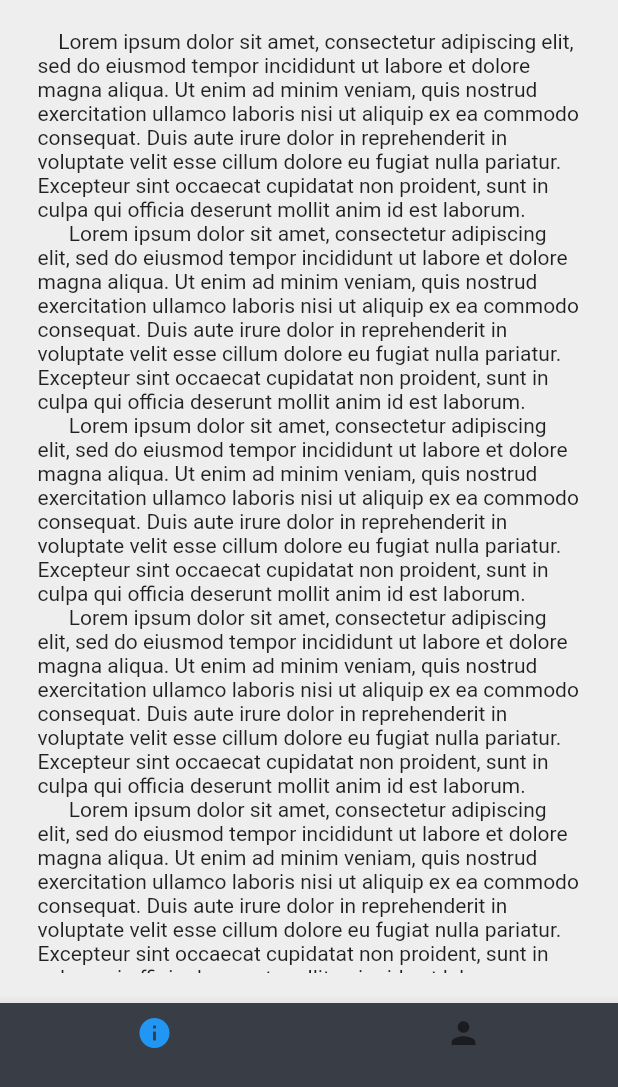
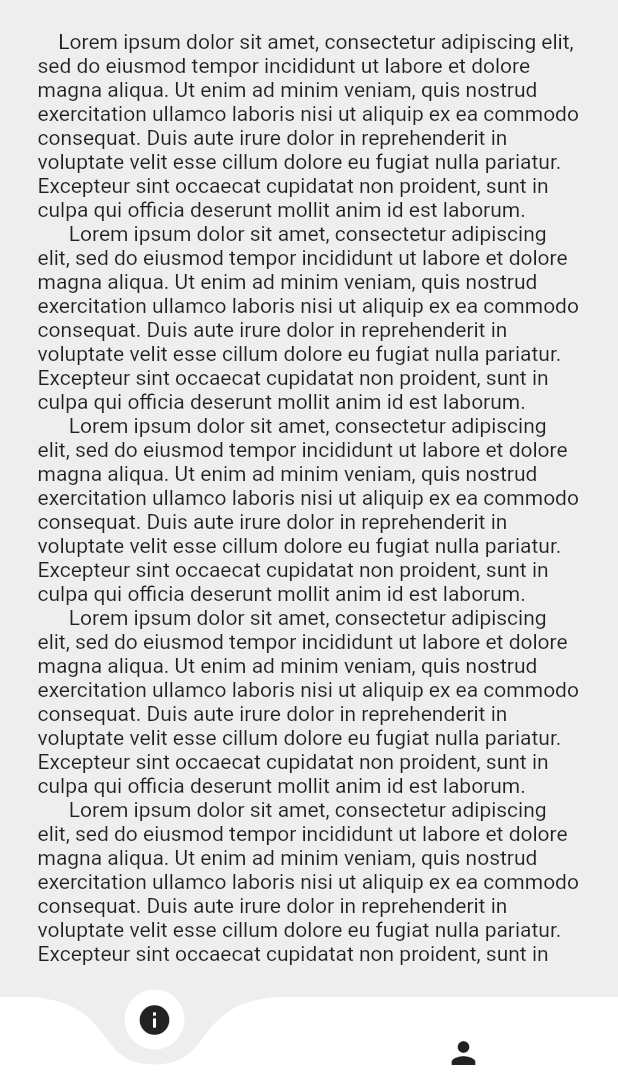
Before and after one commit to cynergy-ruas/aadhya_app, a Flutter app: the screen it shows after launch, on a phone screen of 412 x 824 dp, the part 149-1236 px from its top. Run offline on Flutter 3.47's test engine with Material 2 defaults, Android fonts, the phone set to English and light mode, and no system bars; drawn by our look-alikes of curved_navigation_bar; missing offline and left inert: dwimay_backend.

Commit message:
changed nav bar, added documentation

```diff
--- a/lib/pages/about_page.dart
+++ b/lib/pages/about_page.dart
@@ -27,6 +27,8 @@ class _AboutPageState extends State<AboutPage> {
               Strings.festName,
               style: Theme.of(context).textTheme.title
             ),
+
+            // gap
             SizedBox(height: 20,),
 
             // the about content, fills the rest of the space.
--- a/lib/pages/main_page.dart
+++ b/lib/pages/main_page.dart
@@ -1,3 +1,4 @@
+import 'package:curved_navigation_bar/curved_navigation_bar.dart';
 import 'package:dwimay/pages/about_page.dart';
 import 'package:dwimay/pages/profile_page.dart';
 import 'package:flutter/material.dart';
@@ -53,8 +54,25 @@ class _MainPageState extends State<MainPage> {
           )
         ),
 
-        child: BottomNavigationBar(
-          currentIndex: _currentPage,
+        child: CurvedNavigationBar(
+          // height of the navigation bar
+          height: 60,
+
+          // the duration of the animation
+          animationDuration: Duration(milliseconds: 300),
+
+          // background color
+          backgroundColor: Colors.transparent,
+
+          // the items in the bottom navigation bar. The order of the
+          // items should match the order of the pages in [_pages]
+          items: <Widget> [
+            // icon for about page
+            Icon(Icons.info),
+
+            // icon for profile page
+            Icon(Icons.person),
+          ],
 
           // callback to execute when a bottom navigation bar
           // item is tapped.
@@ -65,22 +83,6 @@ class _MainPageState extends State<MainPage> {
               _currentPage = index;
             });
           },
-
-          // the items in the bottom navigation bar. The order of the
-          // items should match the order of the pages in [_pages]
-          items: <BottomNavigationBarItem> [
-            // nav bar item for about page
-            BottomNavigationBarItem(
-              icon: Icon(Icons.info),
-              title: Container() // an empty container because the `title` argument should not be null.
-            ),
-
-            // nav bar item for profile page
-            BottomNavigationBarItem(
-              icon: Icon(Icons.person),
-              title: Container()
-            ),
-          ],
         ),
       ),
 
--- a/pubspec.yaml
+++ b/pubspec.yaml
@@ -20,6 +20,7 @@ dependencies:
   flutter:
     sdk: flutter
 
+  curved_navigation_bar: ^0.3.1
   dwimay_backend:
     git: https://github.com/cynergy-ruas/dwimay_app_backend.git
 
```
Also changed, not shown: pubspec.lock.
